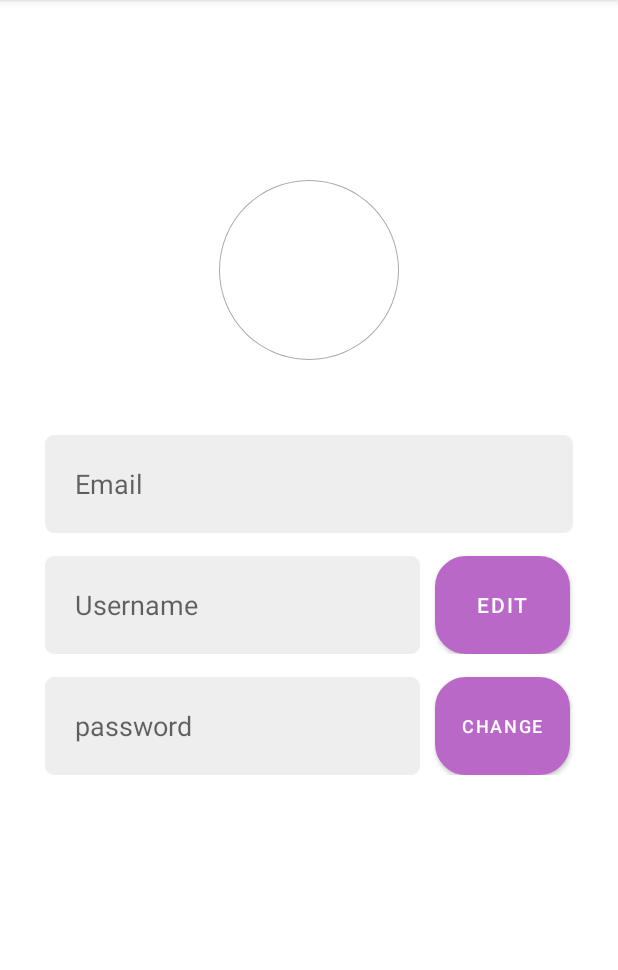
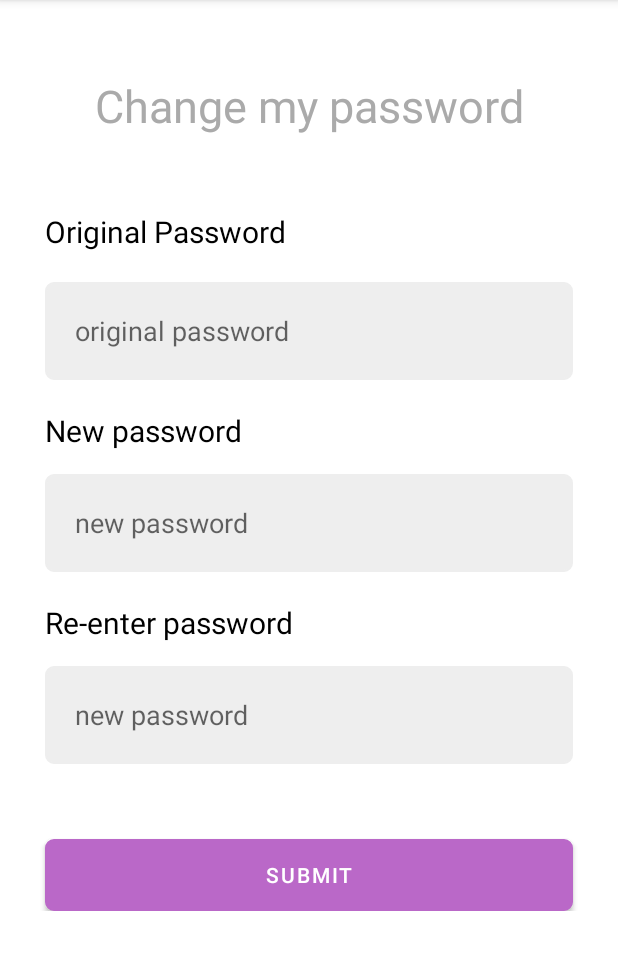
Before and after one commit to meredith-zeng/EatWhat, an Android app: the ChangePasswordActivity screen opened directly, with no data from a screen before it, on a phone screen of 412 x 824 dp, the part 84-1054 px from its top. Run offline under Robolectric (Android 15) with nearby library versions, the phone set to English and light mode, and no system bars.

Commit message:
change password button

```diff
--- a/app/src/main/AndroidManifest.xml
+++ b/app/src/main/AndroidManifest.xml
@@ -10,6 +10,9 @@
         android:supportsRtl="true"
         android:theme="@style/Theme.EatWhat">
         <activity
+            android:name=".ChangePasswordActivity"
+            android:exported="false" />
+        <activity
             android:name=".post_creation"
             android:exported="false"
             android:theme="@style/Theme.EatWhat.NoActionBar" />
@@ -17,12 +20,9 @@
             android:name=".MyAccountActivity"
             android:exported="true"
             android:label="My Account"
-            android:theme="@style/Theme.EatWhat.NoActionBar"
-            >
-
-        </activity>
+            android:theme="@style/Theme.EatWhat.NoActionBar"></activity>
         <activity
-            android:name=".SetPreference"
+            android:name=".SetPreferenceActivity"
             android:exported="false" />
         <activity
             android:name=".Welcomepage"
@@ -32,20 +32,18 @@
             android:exported="false" />
         <activity
             android:name=".SignUpActivity"
-            android:exported="true">
-
-        </activity>
+            android:exported="true"></activity>
         <activity
             android:name=".SignInActivity"
             android:exported="true" />
-        <activity android:name=".mainActivityFragments.Profile"
-            android:exported="true"/>
+        <activity
+            android:name=".mainActivityFragments.ProfileActivity"
+            android:exported="true" />
         <activity
             android:name=".MainActivity"
             android:exported="true"
             android:label="@string/app_name"
-            android:theme="@style/Theme.EatWhat.NoActionBar" >
-
+            android:theme="@style/Theme.EatWhat.NoActionBar">
             <intent-filter>
                 <action android:name="android.intent.action.MAIN" />
 
--- a/app/src/main/java/com/example/eatwhat/mainActivityFragments/Profile.java
+++ b/app/src/main/java/com/example/eatwhat/ChangePasswordActivity.java
@@ -1,16 +1,14 @@
-package com.example.eatwhat.mainActivityFragments;
+package com.example.eatwhat;
 
 import androidx.appcompat.app.AppCompatActivity;
 
 import android.os.Bundle;
 
-import com.example.eatwhat.R;
-
-public class Profile extends AppCompatActivity {
+public class ChangePasswordActivity extends AppCompatActivity {
 
     @Override
     protected void onCreate(Bundle savedInstanceState) {
         super.onCreate(savedInstanceState);
-        setContentView(R.layout.activity_profile);
+        setContentView(R.layout.activity_change_password);
     }
 }
--- a/app/src/main/java/com/example/eatwhat/SetPreference.java
+++ b/app/src/main/java/com/example/eatwhat/SetPreferenceActivity.java
@@ -4,19 +4,18 @@ import androidx.appcompat.app.AppCompatActivity;
 
 import android.content.Intent;
 import android.graphics.Color;
-import android.hardware.camera2.params.ColorSpaceTransform;
 import android.os.Bundle;
 import android.view.View;
 import android.widget.Button;
 import android.widget.CheckedTextView;
 
-import com.example.eatwhat.mainActivityFragments.Profile;
+import com.example.eatwhat.mainActivityFragments.ProfileActivity;
 
 import java.util.ArrayList;
 import java.util.Arrays;
 import java.util.List;
 
-public class SetPreference extends AppCompatActivity {
+public class SetPreferenceActivity extends AppCompatActivity {
     private CheckedTextView Chinese;
     private CheckedTextView Japanese;
     private CheckedTextView Italian;
@@ -182,7 +181,7 @@ public class SetPreference extends AppCompatActivity {
 
     private void setStartToExplore(){
         System.out.println(Arrays.toString(personalPreference.toArray()));
-        Intent intent = new Intent(this, Profile.class);
+        Intent intent = new Intent(this, ProfileActivity.class);
         startActivity(intent);
     }
 
--- a/app/src/main/java/com/example/eatwhat/Welcomepage.java
+++ b/app/src/main/java/com/example/eatwhat/Welcomepage.java
@@ -7,13 +7,9 @@ import androidx.dynamicanimation.animation.SpringForce;
 
 import android.content.Intent;
 import android.os.Bundle;
-import android.view.DragEvent;
 import android.view.View;
-import android.widget.Button;
 import android.widget.ImageView;
 import android.widget.TextView;
-
-import java.util.function.IntConsumer;
 
 public class Welcomepage extends AppCompatActivity {
     private TextView welcome;
@@ -54,7 +50,7 @@ public class Welcomepage extends AppCompatActivity {
     }
 
     private void setStartToExplore(){
-        Intent intent = new Intent(this,SetPreference.class);
+        Intent intent = new Intent(this, SetPreferenceActivity.class);
         startActivity(intent);
     }
 
--- /dev/null
+++ b/app/src/main/java/com/example/eatwhat/mainActivityFragments/ProfileActivity.java
@@ -0,0 +1,32 @@
+package com.example.eatwhat.mainActivityFragments;
+
+import androidx.appcompat.app.AppCompatActivity;
+
+import android.content.Intent;
+import android.os.Bundle;
+import android.view.View;
+import android.widget.Button;
+
+import com.example.eatwhat.ChangePasswordActivity;
+import com.example.eatwhat.R;
+
+public class ProfileActivity extends AppCompatActivity {
+    Button change;
+
+    @Override
+    protected void onCreate(Bundle savedInstanceState) {
+        super.onCreate(savedInstanceState);
+        setContentView(R.layout.activity_profile);
+        change = (Button) findViewById(R.id.changepassword);
+        change.setOnClickListener(new View.OnClickListener() {
+            @Override
+            public void onClick(View view) {
+                changepassword();
+            }
+        });
+    }
+    public void changepassword(){
+        Intent intent = new Intent(this, ChangePasswordActivity.class);
+        startActivity(intent);
+    }
+}
--- /dev/null
+++ b/app/src/main/res/layout/activity_change_password.xml
@@ -0,0 +1,148 @@
+<?xml version="1.0" encoding="utf-8"?>
+<androidx.constraintlayout.widget.ConstraintLayout xmlns:android="http://schemas.android.com/apk/res/android"
+    xmlns:app="http://schemas.android.com/apk/res-auto"
+    xmlns:tools="http://schemas.android.com/tools"
+    android:layout_width="match_parent"
+    android:layout_height="match_parent"
+    tools:context=".ChangePasswordActivity">
+    <LinearLayout
+        android:layout_width="match_parent"
+        android:layout_height="wrap_content"
+        android:orientation="vertical"
+        android:layout_marginTop="50dp">
+        <TextView
+            android:layout_width="match_parent"
+            android:layout_height="wrap_content"
+            android:text="Change my password"
+            android:layout_gravity="center_vertical"
+            android:gravity="center_horizontal"
+            android:textSize="30sp"
+            android:layout_marginTop="50dp"
+            android:textColor="@android:color/darker_gray"
+            />
+    <LinearLayout
+        android:id="@+id/linear_layout2"
+        android:layout_width="match_parent"
+        android:layout_height="wrap_content"
+        android:layout_marginLeft="10dp"
+        android:layout_marginRight="10dp"
+        android:background="@color/white"
+        android:orientation="vertical"
+        android:layout_marginTop="50dp"
+        app:layout_constraintLeft_toLeftOf="parent"
+        app:layout_constraintRight_toRightOf="parent"
+        >
+        <LinearLayout
+            android:layout_width="match_parent"
+            android:layout_height="wrap_content"
+            android:orientation="vertical">
+            <TextView
+                android:layout_width="wrap_content"
+                android:layout_height="wrap_content"
+                android:text="Original Password"
+                android:textSize="20sp"
+                android:layout_marginStart="20dp"
+                android:layout_marginBottom="20dp"
+                android:textColor="@color/black"/>
+
+            <EditText
+                android:layout_width="match_parent"
+                android:layout_height="65dp"
+                android:layout_marginStart="20dp"
+                android:layout_marginEnd="20dp"
+                android:background="@drawable/rounded_corner"
+                android:gravity="center_vertical"
+                android:paddingLeft="20dp"
+                android:hint="original password"
+                android:textSize="18sp" />
+        </LinearLayout>
+        <LinearLayout
+            android:layout_width="match_parent"
+            android:layout_height="wrap_content"
+            android:orientation="vertical">
+            <TextView
+                android:layout_width="wrap_content"
+                android:layout_height="wrap_content"
+                android:text="New password"
+                android:layout_marginTop="20dp"
+                android:textSize="20sp"
+                android:layout_marginStart="20dp"
+                android:textColor="@color/black"/>
+            <EditText
+                android:layout_marginStart="20dp"
+                android:layout_width="match_parent"
+                android:layout_height="65dp"
+                android:layout_marginTop="15dp"
+                android:layout_marginEnd="20dp"
+                android:background="@drawable/rounded_corner"
+                android:paddingLeft="20dp"
+                android:gravity="center_vertical"
+                android:hint="new password"
+                android:textSize="18sp"/>
+            <TextView
+                android:layout_width="wrap_content"
+                android:layout_height="wrap_content"
+                android:text="Re-enter password"
+                android:layout_marginTop="20dp"
+                android:textSize="20sp"
+                android:layout_marginStart="20dp"
+                android:textColor="@color/black"/>
+
+        </LinearLayout>
+        <LinearLayout
+            android:layout_width="match_parent"
+            android:layout_height="wrap_content"
+            android:layout_marginBottom="25dp"
+            android:orientation="vertical">
+            <TextView
+                android:layout_marginStart="20dp"
+                android:layout_width="match_parent"
+                android:layout_height="65dp"
+                android:layout_marginTop="15dp"
+                android:layout_marginEnd="20dp"
+                android:background="@drawable/rounded_corner"
+                android:paddingStart="20dp"
+                android:gravity="center_vertical"
+                android:hint="@string/new_password"
+                android:textSize="18sp"/>
+
+            <Button
+                android:layout_width="match_parent"
+                android:layout_height="match_parent"
+                android:layout_gravity="center_horizontal"
+                android:gravity="center_vertical|center"
+                android:layout_marginTop="50dp"
+                android:layout_marginEnd="20dp"
+                android:layout_marginStart="20dp"
+                android:text="@string/submit"
+                android:textColor="@color/white"
+                android:background="@drawable/rounded_corner">
+            </Button>
+        </LinearLayout>
+
+        <RelativeLayout
+            android:layout_width="match_parent"
+            android:layout_height="wrap_content"
+            android:layout_marginTop="10dp"
+            android:layout_weight="1"
+            android:orientation="horizontal">
+
+        </RelativeLayout>
+
+        <LinearLayout
+
+            android:layout_width="match_parent"
+            android:layout_height="wrap_content"
+            android:layout_marginTop="10dp"
+            android:layout_weight="1"
+            android:gravity="center_horizontal">
+
+        </LinearLayout>
+
+
+
+
+    </LinearLayout>
+    </LinearLayout>
+
+</androidx.constraintlayout.widget.ConstraintLayout>
--- a/app/src/main/res/layout/activity_profile.xml
+++ b/app/src/main/res/layout/activity_profile.xml
@@ -4,7 +4,7 @@
     xmlns:tools="http://schemas.android.com/tools"
     android:layout_width="match_parent"
     android:layout_height="match_parent"
-    tools:context=".mainActivityFragments.Profile">
+    tools:context=".mainActivityFragments.ProfileActivity">
     <com.google.android.material.imageview.ShapeableImageView
         android:layout_marginTop="120dp"
         android:background="@drawable/empty_avatar"
@@ -91,6 +91,7 @@
                 android:textSize="18sp"/>
 
             <Button
+                android:id="@+id/changepassword"
                 android:layout_width="90dp"
                 android:layout_height="match_parent"
                 android:clickable="true"
--- a/app/src/main/res/values/strings.xml
+++ b/app/src/main/res/values/strings.xml
@@ -23,4 +23,6 @@
     <string name="post_title">Greatest one</string>
     <string name="post_content">Greatest one Greatest one </string>
     <string name="number_of_liked">100</string>
+    <string name="submit">submit</string>
+    <string name="new_password">new password</string>
 </resources>
```
